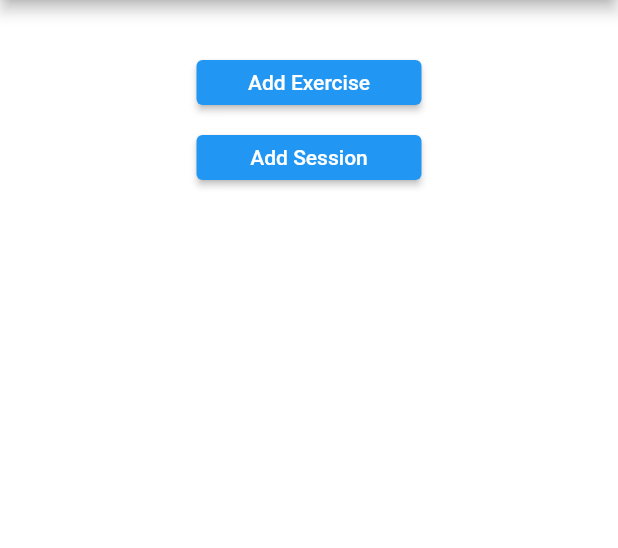
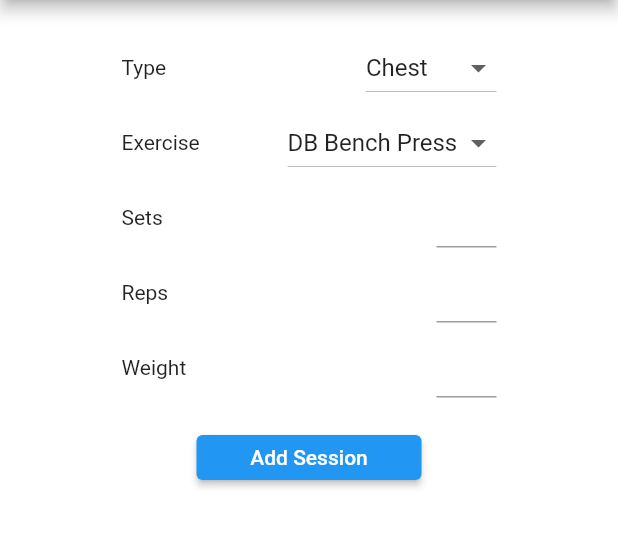
Before and after one commit to dvtran99/Send-Tracker-App, a Flutter app: the screen it shows after launch, in the side drawer, after a tap on "Add Workout", on a phone screen of 412 x 824 dp, the part 84-632 px from its top. Run offline on Flutter 3.47's test engine with Material 2 defaults, Android fonts, the phone set to English and light mode, and no system bars; our stand-ins replace sqflite; accounts and stored records are empty.

Commit message:
Store exercise data. Only one at a time for now

```diff
--- a/send_tracker_app/lib/screens/add-workout-screen.dart
+++ b/send_tracker_app/lib/screens/add-workout-screen.dart
@@ -24,11 +24,18 @@ class AddWorkoutScreenState extends State<AddWorkoutScreen> {
     });
   }
 
-  var exercises = <ExerciseForm>[];
-  Map formData = <int, List<String>>{};
+  // TODO: Re-add when generating multiple exercise forms at once
+  // var exercises = <ExerciseForm>[];
+  // Map formData = <int, List<String>>{};
+  //
+  // void _onData(List<String> data) {
+  //   formData[int.parse(data[0])] = data;
+  // }
+
+  var formData = <String>[];
 
   void _onData(List<String> data) {
-    formData[int.parse(data[0])] = data;
+    formData = data;
   }
 
   @override
@@ -41,41 +48,46 @@ class AddWorkoutScreenState extends State<AddWorkoutScreen> {
           child: Column(
             children: [
               SizedBox(height: 20),
+              // TODO: Allow user to add multiple exercises in one screen
+              // SizedBox(
+              //   height: 250.0 * exercises.length,
+              //   width: 300,
+              //   child: ListView.builder(
+              //     itemCount: exercises.length,
+              //     itemBuilder: (BuildContext context, int index) {
+              //       return Row(
+              //         mainAxisAlignment: MainAxisAlignment.spaceBetween,
+              //         children: [
+              //           ExerciseForm(index: index, onData: _onData),
+              //           CloseButton(
+              //             onPressed: () {
+              //               setState(() {
+              //                 exercises.removeAt(index);
+              //               });
+              //             },
+              //           ),
+              //         ],
+              //       );
+              //     },
+              //   ),
+              // ),
+              // SizedBox(height: 20),
+              // SizedBox(
+              //   width: 150,
+              //   height: 30,
+              //   child: ElevatedButton(
+              //       onPressed: () {
+              //         setState(() {
+              //           exercises.add(ExerciseForm(
+              //               index: exercises.length, onData: _onData));
+              //         });
+              //       },
+              //       child: Text("Add Exercise")),
+              // ),
               SizedBox(
-                height: 250.0 * exercises.length,
-                width: 300,
-                child: ListView.builder(
-                  itemCount: exercises.length,
-                  itemBuilder: (BuildContext context, int index) {
-                    return Row(
-                      mainAxisAlignment: MainAxisAlignment.spaceBetween,
-                      children: [
-                        ExerciseForm(index: index, onData: _onData),
-                        CloseButton(
-                          onPressed: () {
-                            setState(() {
-                              exercises.removeAt(index);
-                            });
-                          },
-                        ),
-                      ],
-                    );
-                  },
-                ),
-              ),
-              SizedBox(height: 20),
-              SizedBox(
-                width: 150,
-                height: 30,
-                child: ElevatedButton(
-                    onPressed: () {
-                      setState(() {
-                        exercises.add(ExerciseForm(
-                            index: exercises.length, onData: _onData));
-                      });
-                    },
-                    child: Text("Add Exercise")),
-              ),
+                  height: 250,
+                  width: 300,
+                  child: ExerciseForm(onData: _onData)),
               SizedBox(height: 20),
               SizedBox(
                 width: 150,
@@ -87,7 +99,26 @@ class AddWorkoutScreenState extends State<AddWorkoutScreen> {
                           builder: (BuildContext context) => ConfirmationAlert(
                                 type: "send",
                               ));
-                      if (result == "OK") {
+                      // Make sure we have valid data
+                      if (result == "OK" && formData.isNotEmpty) {
+                        int sets = int.tryParse(formData[2]) ?? 0;
+                        int reps = int.tryParse(formData[3]) ?? 0;
+                        int weight = int.tryParse(formData[4]) ?? 0;
+
+                        // Create exercise entry
+                        var exerciseEntry = Exercise(
+                            id: await db.nextId('exercises'),
+                            date: Helpers.today(),
+                            type: formData[0],
+                            name: formData[1],
+                            volume: sets * reps * weight);
+
+                        // Insert entry into database
+                        await db.insertExercises([exerciseEntry]);
+
+                        print(await db.getExercises());
+
+                        // Go back
                         if (context.mounted) {
                           Navigator.of(context).pop();
                         }
```
Also changed, not shown: send_tracker_app/lib/widgets/exercise-form.dart (+13 -4 lines).
